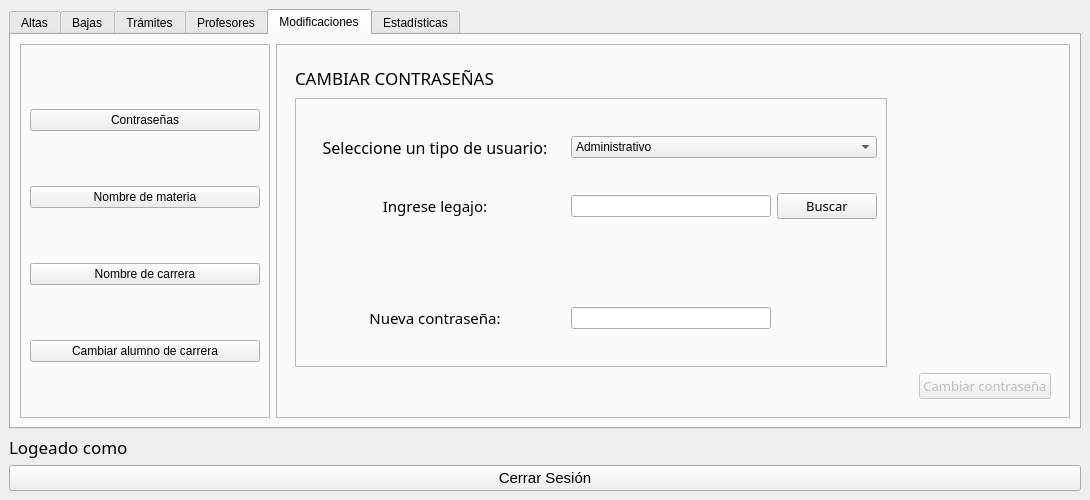
First picture: the form in designer/systemadmin.ui, repository LeonelScalise/EDDYPOO-REY_V2.0, before the edit.
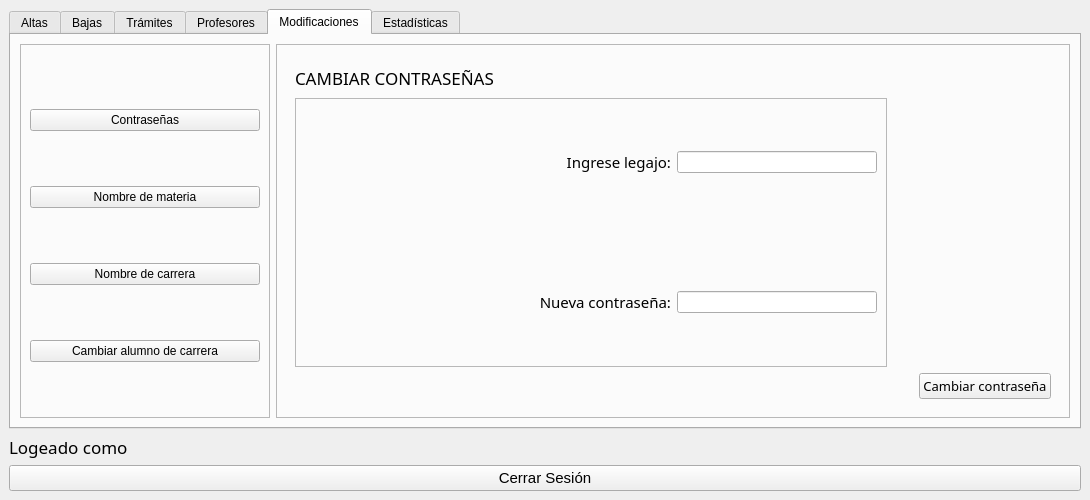
Second picture: the form after the edit. The open tabs and pages were chosen to show the change.

Diff of the .ui file:
```diff
--- a/designer/systemadmin.ui
+++ b/designer/systemadmin.ui
@@ -4677,39 +4677,7 @@
                   <enum>QFrame::Raised</enum>
                  </property>
                  <layout class="QGridLayout" name="gridLayout_34">
-                  <item row="1" column="0">
-                   <widget class="QLabel" name="label_56">
-                    <property name="font">
-                     <font>
-                      <family>Segoe UI Semibold</family>
-                      <pointsize>11</pointsize>
-                     </font>
-                    </property>
-                    <property name="text">
-                     <string>Ingrese legajo:</string>
-                    </property>
-                    <property name="alignment">
-                     <set>Qt::AlignCenter</set>
-                    </property>
-                   </widget>
-                  </item>
                   <item row="1" column="1">
-                   <widget class="QLineEdit" name="input_legajo_modif_pass">
-                    <property name="sizePolicy">
-                     <sizepolicy hsizetype="Preferred" vsizetype="Fixed">
-                      <horstretch>0</horstretch>
-                      <verstretch>0</verstretch>
-                     </sizepolicy>
-                    </property>
-                    <property name="maximumSize">
-                     <size>
-                      <width>200</width>
-                      <height>16777215</height>
-                     </size>
-                    </property>
-                   </widget>
-                  </item>
-                  <item row="2" column="1">
                    <widget class="QLabel" name="label_error_modif_pass">
                     <property name="maximumSize">
                      <size>
@@ -4725,64 +4693,23 @@
                     </property>
                    </widget>
                   </item>
-                  <item row="1" column="2">
-                   <widget class="QPushButton" name="btn_buscar_modif_pass">
-                    <property name="maximumSize">
-                     <size>
-                      <width>100</width>
-                      <height>16777215</height>
-                     </size>
-                    </property>
-                    <property name="font">
-                     <font>
-                      <family>Segoe UI Semibold</family>
-                      <pointsize>10</pointsize>
-                     </font>
-                    </property>
-                    <property name="text">
-                     <string>Buscar</string>
-                    </property>
-                   </widget>
-                  </item>
                   <item row="0" column="0">
-                   <widget class="QLabel" name="label_info_nombre_en_9">
-                    <property name="enabled">
-                     <bool>true</bool>
-                    </property>
+                   <widget class="QLabel" name="label_56">
                     <property name="font">
                      <font>
                       <family>Segoe UI Semibold</family>
-                      <pointsize>12</pointsize>
+                      <pointsize>11</pointsize>
                      </font>
                     </property>
                     <property name="text">
-                     <string>Seleccione un tipo de usuario:</string>
+                     <string>Ingrese legajo:</string>
                     </property>
                     <property name="alignment">
-                     <set>Qt::AlignCenter</set>
+                     <set>Qt::AlignRight|Qt::AlignTrailing|Qt::AlignVCenter</set>
                     </property>
                    </widget>
                   </item>
-                  <item row="0" column="1" colspan="2">
-                   <widget class="QComboBox" name="cb_modif_pass_tipo_usu">
-                    <item>
-                     <property name="text">
-                      <string>Administrativo</string>
-                     </property>
-                    </item>
-                    <item>
-                     <property name="text">
-                      <string>Alumno</string>
-                     </property>
-                    </item>
-                    <item>
-                     <property name="text">
-                      <string>Profesor</string>
-                     </property>
-                    </item>
-                   </widget>
-                  </item>
-                  <item row="3" column="1">
+                  <item row="2" column="1">
                    <widget class="QLineEdit" name="input_new_pass">
                     <property name="maximumSize">
                      <size>
@@ -4790,9 +4717,12 @@
                       <height>16777215</height>
                      </size>
                     </property>
+                    <property name="echoMode">
+                     <enum>QLineEdit::Password</enum>
+                    </property>
                    </widget>
                   </item>
-                  <item row="3" column="0">
+                  <item row="2" column="0">
                    <widget class="QLabel" name="label_49">
                     <property name="font">
                      <font>
@@ -4804,7 +4734,23 @@
                      <string>Nueva contraseña:</string>
                     </property>
                     <property name="alignment">
-                     <set>Qt::AlignCenter</set>
+                     <set>Qt::AlignRight|Qt::AlignTrailing|Qt::AlignVCenter</set>
+                    </property>
+                   </widget>
+                  </item>
+                  <item row="0" column="1">
+                   <widget class="QLineEdit" name="input_legajo_modif_pass">
+                    <property name="sizePolicy">
+                     <sizepolicy hsizetype="Preferred" vsizetype="Fixed">
+                      <horstretch>0</horstretch>
+                      <verstretch>0</verstretch>
+                     </sizepolicy>
+                    </property>
+                    <property name="maximumSize">
+                     <size>
+                      <width>200</width>
+                      <height>16777215</height>
+                     </size>
                     </property>
                    </widget>
                   </item>
@@ -4830,7 +4776,7 @@
                <item row="2" column="2">
                 <widget class="QPushButton" name="btn_cambiar_pass">
                  <property name="enabled">
-                  <bool>false</bool>
+                  <bool>true</bool>
                  </property>
                  <property name="font">
                   <font>
```
Left out of the diff: 17 changed lines with no effect on the pictures.
